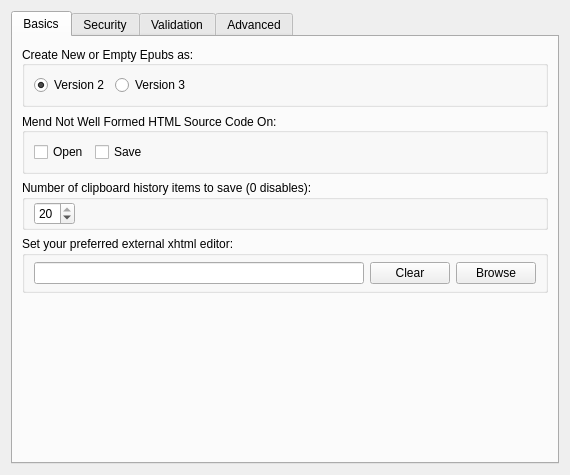
The window that src/Form_Files/PGeneralSettingsWidget.ui (3tic-project/Sigil-Enhanced) describes before a commit, drawn with Qt 5.
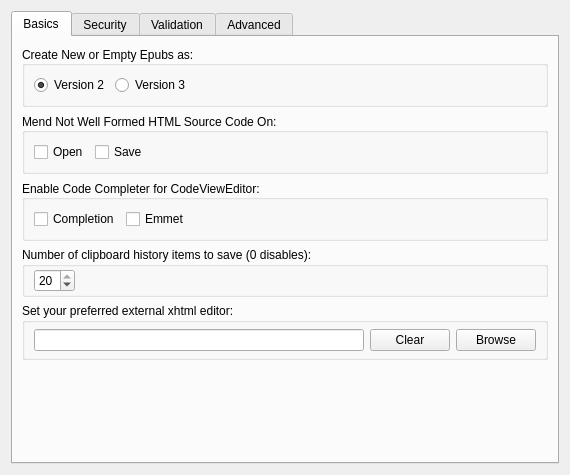
The same window after the commit.

The edit to the form file:
```diff
--- a/src/Form_Files/PGeneralSettingsWidget.ui
+++ b/src/Form_Files/PGeneralSettingsWidget.ui
@@ -146,6 +146,61 @@
          </layout>
         </widget>
        </item>
+       <item>
+        <widget class="QGroupBox" name="groupBox_15">
+         <property name="sizePolicy">
+          <sizepolicy hsizetype="Preferred" vsizetype="Preferred">
+           <horstretch>0</horstretch>
+           <verstretch>0</verstretch>
+          </sizepolicy>
+         </property>
+         <property name="toolTip">
+          <string>Choose when your not well formed HTML code is automatically 
+mended.</string>
+         </property>
+         <property name="title">
+          <string>Enable Code Completer for CodeViewEditor:</string>
+         </property>
+         <property name="alignment">
+          <set>Qt::AlignLeading|Qt::AlignLeft|Qt::AlignVCenter</set>
+         </property>
+         <layout class="QHBoxLayout" name="mendLayout_3">
+          <item>
+           <widget class="QCheckBox" name="EnableCompleter">
+            <property name="toolTip">
+             <string>Mend Not Well Formed HTML when opening an Epub or HTML file.</string>
+            </property>
+            <property name="text">
+             <string>Completion</string>
+            </property>
+           </widget>
+          </item>
+          <item>
+           <widget class="QCheckBox" name="EnableEmmet">
+            <property name="toolTip">
+             <string>Mend Not Well Formed HTML when opening an Epub or HTML file.</string>
+            </property>
+            <property name="text">
+             <string>Emmet</string>
+            </property>
+           </widget>
+          </item>
+          <item>
+           <spacer name="horizontalSpacer_9">
+            <property name="orientation">
+             <enum>Qt::Horizontal</enum>
+            </property>
+            <property name="sizeHint" stdset="0">
+             <size>
+              <width>40</width>
+              <height>20</height>
+             </size>
+            </property>
+           </spacer>
+          </item>
+         </layout>
+        </widget>
+       </item>
        <item>
         <widget class="QGroupBox" name="groupBoxClipLimit">
          <property name="title">
```
